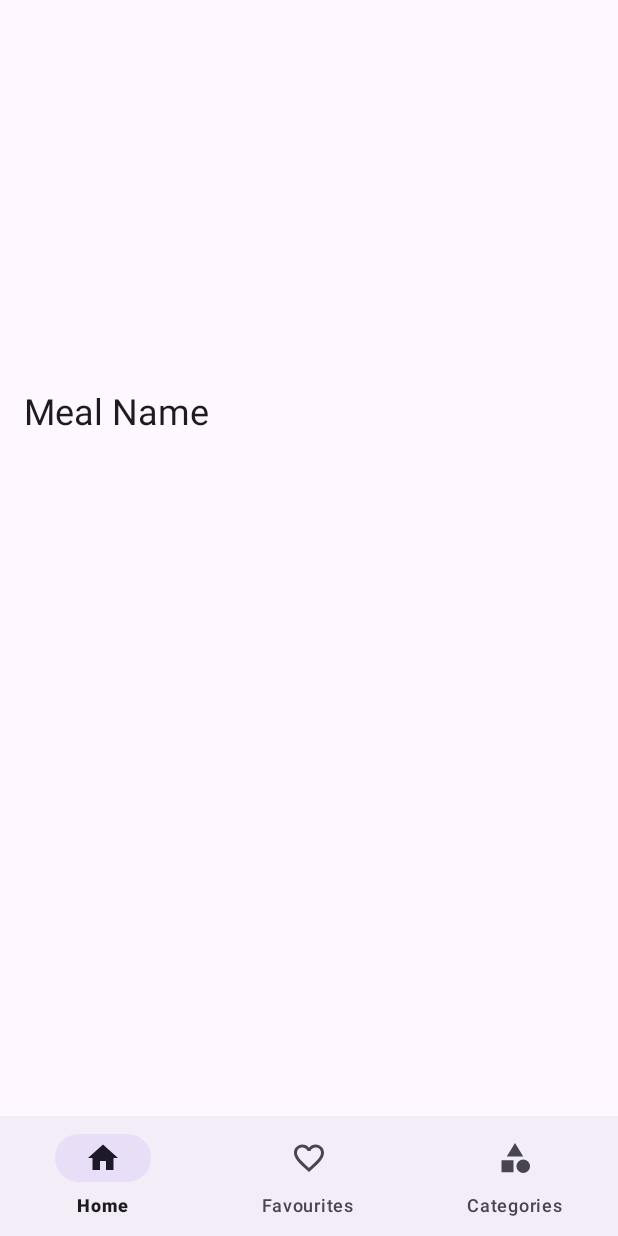
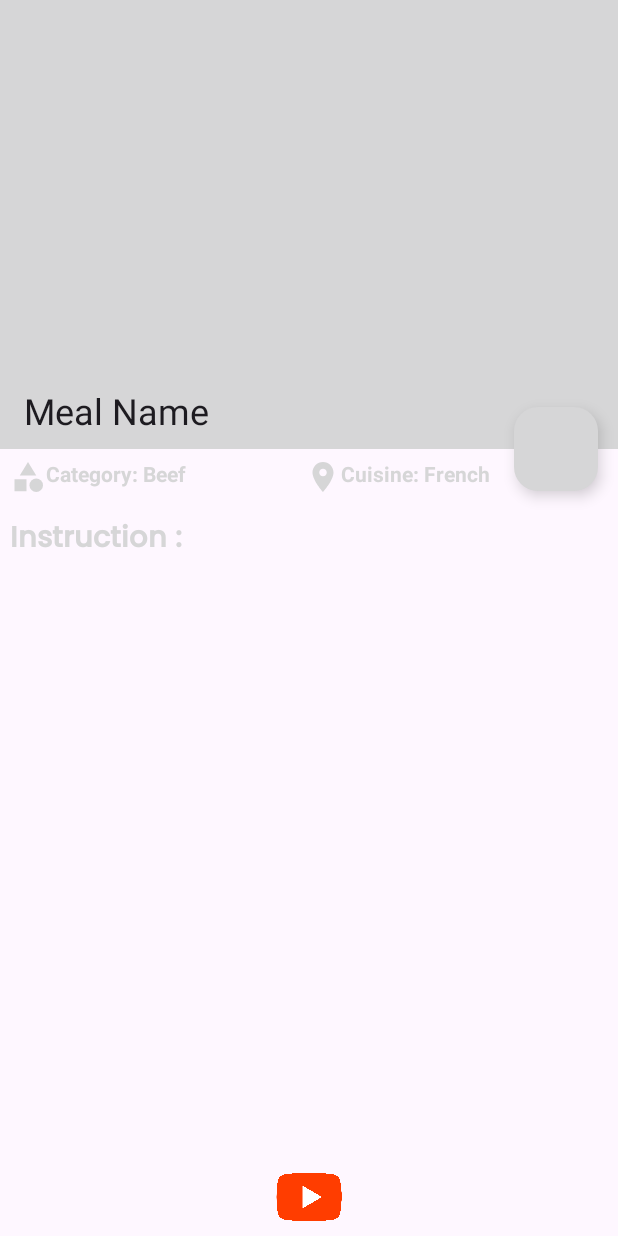
Before and after one commit to ash-u-170602/FoodX, an Android app: the screen it shows after launch (MainActivity before the commit, MealActivity after it), after a tap on an icon or button, on a phone screen of 412 x 824 dp. Run offline under Robolectric (Android 15) with nearby library versions, the phone set to English and light mode, and no system bars; our stand-ins replace navigation-ui, sdp/ssp sizes; pictures from the network do not load.

Commit message:
meal Activity implementation

```diff
--- a/app/src/main/java/com/example/foodx/ui/MainActivity.kt
+++ b/app/src/main/java/com/example/foodx/ui/activities/MainActivity.kt
@@ -1,4 +1,4 @@
-package com.example.foodx.ui
+package com.example.foodx.ui.activities
 
 import android.os.Bundle
 import androidx.appcompat.app.AppCompatActivity
@@ -8,6 +8,8 @@ import androidx.navigation.ui.setupWithNavController
 import com.example.foodx.R
 import com.example.foodx.databinding.ActivityMainBinding
 import com.example.foodx.repository.FoodRepository
+import com.example.foodx.ui.FoodViewModel
+import com.example.foodx.ui.FoodViewModelProviderFactory
 
 class MainActivity : AppCompatActivity() {
     lateinit var viewModel: FoodViewModel
--- /dev/null
+++ b/app/src/main/java/com/example/foodx/ui/activities/MealActivity.kt
@@ -0,0 +1,12 @@
+package com.example.foodx.ui.activities
+
+import androidx.appcompat.app.AppCompatActivity
+import android.os.Bundle
+import com.example.foodx.R
+
+class MealActivity : AppCompatActivity() {
+    override fun onCreate(savedInstanceState: Bundle?) {
+        super.onCreate(savedInstanceState)
+        setContentView(R.layout.activity_meal)
+    }
+}
--- a/app/src/main/java/com/example/foodx/ui/fragments/HomeFragment.kt
+++ b/app/src/main/java/com/example/foodx/ui/fragments/HomeFragment.kt
@@ -1,18 +1,19 @@
 package com.example.foodx.ui.fragments
 
+import android.content.Intent
 import android.os.Bundle
 import android.view.LayoutInflater
 import android.view.View
 import android.view.ViewGroup
 import android.widget.Toast
 import androidx.fragment.app.Fragment
-import androidx.lifecycle.ViewModelProvider
 import androidx.navigation.fragment.findNavController
 import com.bumptech.glide.Glide
 import com.example.foodx.R
 import com.example.foodx.databinding.HomeFragmentBinding
 import com.example.foodx.ui.FoodViewModel
-import com.example.foodx.ui.MainActivity
+import com.example.foodx.ui.activities.MainActivity
+import com.example.foodx.ui.activities.MealActivity
 import com.example.foodx.util.Resource
 
 class HomeFragment : Fragment() {
@@ -60,7 +61,8 @@ class HomeFragment : Fragment() {
         }
 
         binding.randomMealCard.setOnClickListener {
-            findNavController().navigate(R.id.action_homeFragment_to_mealFragment)
+            val intent = Intent(activity, MealActivity::class.java)
+            startActivity(intent)
         }
 
     }
--- a/app/src/main/java/com/example/foodx/ui/fragments/MealFragment.kt
+++ /dev/null
@@ -1,25 +0,0 @@
-package com.example.foodx.ui.fragments
-
-import android.os.Bundle
-import android.view.LayoutInflater
-import android.view.View
-import android.view.ViewGroup
-import androidx.fragment.app.Fragment
-import com.example.foodx.databinding.MealFragmentBinding
-
-class MealFragment: Fragment() {
-    private val binding by lazy { MealFragmentBinding.inflate(layoutInflater) }
-
-    override fun onCreateView(
-        inflater: LayoutInflater,
-        container: ViewGroup?,
-        savedInstanceState: Bundle?
-    ): View {
-        return binding.root
-    }
-
-    override fun onViewCreated(view: View, savedInstanceState: Bundle?) {
-        super.onViewCreated(view, savedInstanceState)
-
-    }
-}
--- /dev/null
+++ b/app/src/main/res/drawable/area.xml
@@ -0,0 +1,5 @@
+<vector android:height="24dp" android:tint="#000000"
+    android:viewportHeight="24" android:viewportWidth="24"
+    android:width="24dp" xmlns:android="http://schemas.android.com/apk/res/android">
+    <path android:fillColor="@android:color/white" android:pathData="M12,2C8.13,2 5,5.13 5,9c0,5.25 7,13 7,13s7,-7.75 7,-13c0,-3.87 -3.13,-7 -7,-7zM12,11.5c-1.38,0 -2.5,-1.12 -2.5,-2.5s1.12,-2.5 2.5,-2.5 2.5,1.12 2.5,2.5 -1.12,2.5 -2.5,2.5z"/>
+</vector>
--- a/app/src/main/res/layout/activity_main.xml
+++ b/app/src/main/res/layout/activity_main.xml
@@ -4,7 +4,7 @@
     xmlns:tools="http://schemas.android.com/tools"
     android:layout_width="match_parent"
     android:layout_height="match_parent"
-    tools:context=".ui.MainActivity">
+    tools:context=".ui.activities.MainActivity">
 
     <FrameLayout
         android:id="@+id/flFragment"
--- /dev/null
+++ b/app/src/main/res/layout/activity_meal.xml
@@ -0,0 +1,125 @@
+<?xml version="1.0" encoding="utf-8"?>
+<androidx.coordinatorlayout.widget.CoordinatorLayout xmlns:android="http://schemas.android.com/apk/res/android"
+    xmlns:app="http://schemas.android.com/apk/res-auto"
+    xmlns:tools="http://schemas.android.com/tools"
+    android:layout_width="match_parent"
+    android:layout_height="match_parent"
+    tools:context=".ui.activities.MealActivity">
+
+    <com.google.android.material.appbar.AppBarLayout
+        android:id="@+id/appbar"
+        android:layout_width="match_parent"
+        android:layout_height="@dimen/_230sdp"
+        android:backgroundTint="@color/g_black">
+
+        <com.google.android.material.appbar.CollapsingToolbarLayout
+            android:id="@+id/collapsing_toolbar"
+            android:layout_width="match_parent"
+            android:layout_height="match_parent"
+            app:contentScrim="@color/accent"
+            app:layout_scrollFlags="scroll|snap|exitUntilCollapsed"
+            app:title="Meal Name">
+
+            <ImageView
+                android:id="@+id/imageMealDetail"
+                android:layout_width="match_parent"
+                android:layout_height="match_parent"
+                android:scaleType="centerCrop"
+                app:layout_collapseMode="parallax" />
+
+            <androidx.appcompat.widget.Toolbar
+                android:id="@+id/toolbar"
+                android:layout_width="match_parent"
+                android:layout_height="?actionBarSize"
+                app:layout_collapseMode="pin" />
+        </com.google.android.material.appbar.CollapsingToolbarLayout>
+
+    </com.google.android.material.appbar.AppBarLayout>
+
+    <com.google.android.material.floatingactionbutton.FloatingActionButton
+        android:layout_width="wrap_content"
+        android:layout_height="wrap_content"
+        android:layout_marginEnd="@dimen/_10sdp"
+        android:src="@drawable/favourites"
+        app:backgroundTint="@color/accent"
+        app:layout_anchor="@id/appbar"
+        app:layout_anchorGravity="bottom|end"
+        app:tint="@color/white" />
+
+    <androidx.core.widget.NestedScrollView
+        android:layout_width="match_parent"
+        android:layout_height="match_parent"
+        app:layout_behavior="com.google.android.material.appbar.AppBarLayout$ScrollingViewBehavior">
+
+        <androidx.constraintlayout.widget.ConstraintLayout
+            android:layout_width="match_parent"
+            android:layout_height="match_parent">
+
+            <LinearLayout
+                android:id="@+id/linear_layout"
+                android:layout_width="match_parent"
+                android:layout_height="wrap_content"
+                android:layout_marginStart="@dimen/_5sdp"
+                android:layout_marginTop="@dimen/_5sdp"
+                android:layout_marginEnd="@dimen/_5sdp"
+                android:orientation="horizontal"
+                app:layout_constraintEnd_toEndOf="parent"
+                app:layout_constraintStart_toStartOf="parent"
+                app:layout_constraintTop_toTopOf="parent">
+
+                <TextView
+                    android:layout_width="wrap_content"
+                    android:layout_height="wrap_content"
+                    android:layout_weight="1"
+                    android:drawableLeft="@drawable/categories"
+                    android:drawableTint="@color/g_black"
+                    android:text="Category: Beef"
+                    android:textColor="@color/g_black"
+                    android:textStyle="bold" />
+
+                <TextView
+                    android:layout_width="wrap_content"
+                    android:layout_height="wrap_content"
+                    android:layout_weight="1"
+                    android:drawableLeft="@drawable/area"
+                    android:drawableTint="@color/g_black"
+                    android:text="Cuisine: French"
+                    android:textColor="@color/g_black"
+                    android:textStyle="bold" />
+            </LinearLayout>
+
+            <TextView
+                android:id="@+id/tv_instructions"
+                android:layout_width="wrap_content"
+                android:layout_height="wrap_content"
+                android:layout_marginStart="@dimen/_5sdp"
+                android:layout_marginTop="@dimen/_10sdp"
+                android:fontFamily="@font/myfont"
+                android:text="Instruction : "
+                android:textColor="@color/black"
+                android:textSize="@dimen/_15ssp"
+                android:textStyle="bold"
+                app:layout_constraintStart_toStartOf="parent"
+                app:layout_constraintTop_toBottomOf="@+id/linear_layout" />
+
+            <TextView
+                android:layout_width="wrap_content"
+                android:layout_height="wrap_content"
+                android:layout_marginStart="@dimen/_5sdp"
+                android:layout_marginTop="@dimen/_2sdp"
+                android:textColor="@color/black"
+                app:layout_constraintStart_toStartOf="@+id/tv_instructions"
+                app:layout_constraintTop_toBottomOf="@+id/tv_instructions" />
+
+
+        </androidx.constraintlayout.widget.ConstraintLayout>
+    </androidx.core.widget.NestedScrollView>
+
+    <ImageView
+        android:id="@+id/img_youtube"
+        android:layout_width="@dimen/_40sdp"
+        android:layout_height="@dimen/_40sdp"
+        android:layout_gravity="bottom|center"
+        android:src="@drawable/youtubeIcon"/>
+
+</androidx.coordinatorlayout.widget.CoordinatorLayout>
--- a/app/src/main/res/layout/meal_fragment.xml
+++ /dev/null
@@ -1,36 +0,0 @@
-<?xml version="1.0" encoding="utf-8"?>
-<androidx.coordinatorlayout.widget.CoordinatorLayout xmlns:android="http://schemas.android.com/apk/res/android"
-    android:layout_width="match_parent"
-    android:layout_height="match_parent"
-    xmlns:app="http://schemas.android.com/apk/res-auto">
-
-    <com.google.android.material.appbar.AppBarLayout
-        android:id="@+id/appbar"
-        android:layout_width="match_parent"
-        android:layout_height="@dimen/_230sdp">
-
-        <com.google.android.material.appbar.CollapsingToolbarLayout
-            android:id="@+id/collapsing_toolbar"
-            android:layout_width="match_parent"
-            android:layout_height="match_parent"
-            app:contentScrim="@color/accent"
-            app:layout_scrollFlags="scroll|snap|exitUntilCollapsed"
-            app:title="Meal Name">
-
-            <ImageView
-                android:id="@+id/imageMealDetail"
-                android:layout_width="match_parent"
-                android:layout_height="match_parent"
-                android:scaleType="centerCrop"
-                app:layout_collapseMode="parallax"/>
-
-            <androidx.appcompat.widget.Toolbar
-                android:id="@+id/toolbar"
-                android:layout_width="match_parent"
-                android:layout_height="?actionBarSize"
-                app:layout_collapseMode="pin"/>
-        </com.google.android.material.appbar.CollapsingToolbarLayout>
-
-    </com.google.android.material.appbar.AppBarLayout>
-
-</androidx.coordinatorlayout.widget.CoordinatorLayout>
--- a/app/src/main/res/navigation/my_nav.xml
+++ b/app/src/main/res/navigation/my_nav.xml
@@ -19,14 +19,5 @@
         tools:layout="@layout/home_fragment"
         android:id="@+id/homeFragment"
         android:name="com.example.foodx.ui.fragments.HomeFragment"
-        android:label="HomeFragment" >
-        <action
-            android:id="@+id/action_homeFragment_to_mealFragment"
-            app:destination="@id/mealFragment" />
-    </fragment>
-    <fragment
-        tools:layout="@layout/meal_fragment"
-        android:id="@+id/mealFragment"
-        android:name="com.example.foodx.ui.fragments.MealFragment"
-        android:label="MealFragment" />
+        android:label="HomeFragment" />
 </navigation>
```
Also changed, not shown: app/src/main/AndroidManifest.xml (+9 -6 lines), app/src/main/res/drawable/youtubeIcon.png (added).
